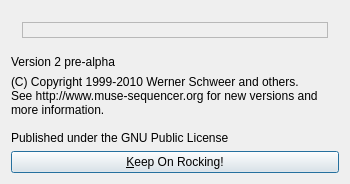
First picture: the form in muse2/muse/widgets/aboutbox.ui, repository emrum/muse, before the edit.
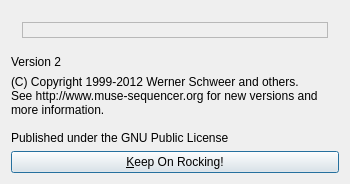
Second picture: the form after the edit.

Diff of the .ui file:
```diff
--- a/muse2/muse/widgets/aboutbox.ui
+++ b/muse2/muse/widgets/aboutbox.ui
@@ -48,7 +48,7 @@
    <item>
     <widget class="QLabel" name="versionLabel">
      <property name="text">
-      <string>Version 2 pre-alpha</string>
+      <string>Version 2</string>
      </property>
      <property name="wordWrap">
       <bool>false</bool>
@@ -58,7 +58,7 @@
    <item>
     <widget class="QLabel" name="textLabel1">
      <property name="text">
-      <string>(C) Copyright 1999-2010 Werner Schweer and others.
+      <string>(C) Copyright 1999-2012 Werner Schweer and others.
 See http://www.muse-sequencer.org for new versions and
 more information.
 
```
